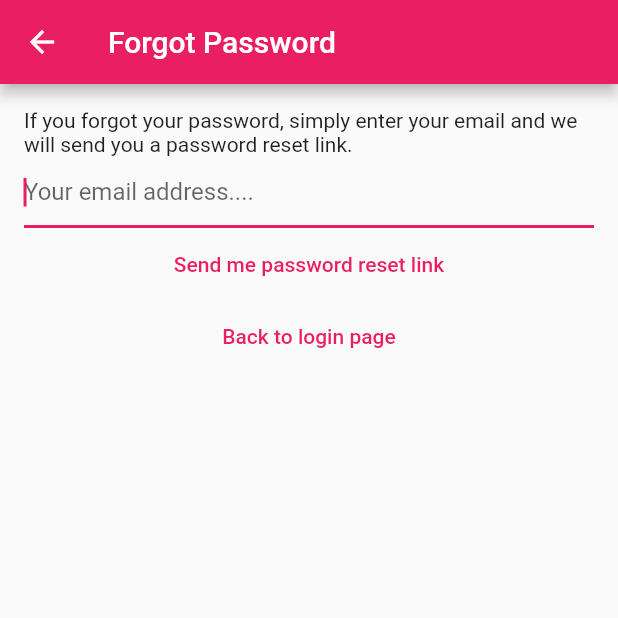
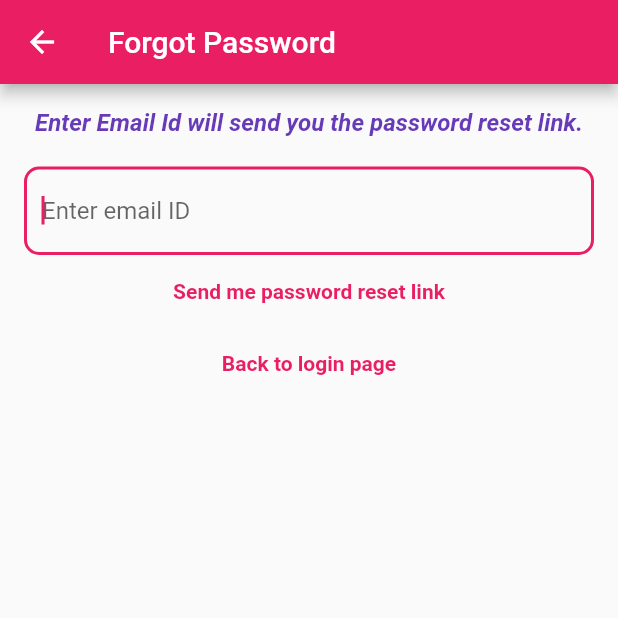
Before and after one commit to iamsachin22/notes, a Flutter app: the ForgotPasswordView screen opened directly, on a phone screen of 412 x 824 dp, the top half of it. Run offline on Flutter 3.47's test engine with Material 2 defaults, Android fonts, the phone set to English and light mode, and no system bars; our stand-ins replace bloc, cloud_firestore, equatable, firebase_auth, firebase_core, flutter_bloc and 1 more; accounts and stored records are empty.

Commit message:
UI Updated

```diff
--- a/lib/views/forgot_password_view.dart
+++ b/lib/views/forgot_password_view.dart
@@ -52,14 +52,24 @@ class _ForgotPasswordViewState extends State<ForgotPasswordView> {
           child: Column(
             children: [
               const Text(
-                  'If you forgot your password, simply enter your email and we will send you a password reset link.'),
+                  'Enter Email Id will send you the password reset link.',
+                  style: TextStyle(
+                fontSize: 16.0,
+                color: Colors.deepPurple,
+                fontStyle: FontStyle.italic,
+                fontWeight: FontWeight.bold
+              ),),
+              const SizedBox(height: 20,),
               TextField(
                 keyboardType: TextInputType.emailAddress,
                 autocorrect: false,
                 autofocus: true,
                 controller: _controller,
                 decoration: const InputDecoration(
-                  hintText: 'Your email address....',
+                  hintText: 'Enter email ID',
+                  border: OutlineInputBorder(
+                  borderRadius: BorderRadius.all(Radius.circular(10.0)),
+                ),
                 ),
               ),
               TextButton(
@@ -69,7 +79,10 @@ class _ForgotPasswordViewState extends State<ForgotPasswordView> {
                       .read<AuthBloc>()
                       .add(AuthEventForgotPassword(email: email));
                 },
-                child: const Text('Send me password reset link'),
+                child: const Text('Send me password reset link',
+                style: TextStyle(
+                  fontWeight: FontWeight.bold
+                ),),
               ),
               TextButton(
                 onPressed: () {
@@ -77,7 +90,10 @@ class _ForgotPasswordViewState extends State<ForgotPasswordView> {
                         const AuthEventLogOut(),
                       );
                 },
-                child: const Text('Back to login page'),
+                child: const Text('Back to login page',
+                style: TextStyle(
+                  fontWeight: FontWeight.bold
+                ),),
               ),
             ],
           ),
--- a/lib/views/notes/notes_list_view.dart
+++ b/lib/views/notes/notes_list_view.dart
@@ -32,6 +32,7 @@ class NotesListView extends StatelessWidget {
             maxLines: 1,
             softWrap: true,
             overflow: TextOverflow.ellipsis,
+            style: const TextStyle(fontSize:20.0,fontWeight: FontWeight.bold),
           ),
           trailing: IconButton(
             onPressed: () async {
@@ -40,7 +41,8 @@ class NotesListView extends StatelessWidget {
                 onDeleteNote(note);
               }
             },
-            icon: const Icon(Icons.delete),
+            icon: const Icon(Icons.delete_forever,color: Colors.red,
+      size: 30.0,),
           ),
         );
       },
```
Also changed, not shown: lib/views/notes/create_Update_note_view.dart (+12 -6 lines), lib/views/notes/notes_view.dart (+15 -6 lines).
